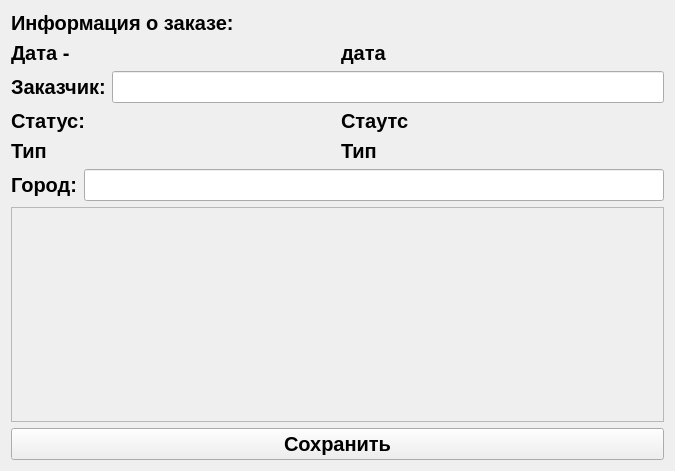
First picture: the form in ui/order_info/order_info.ui, repository c0ral0vii/buhgalter_app, before the edit.
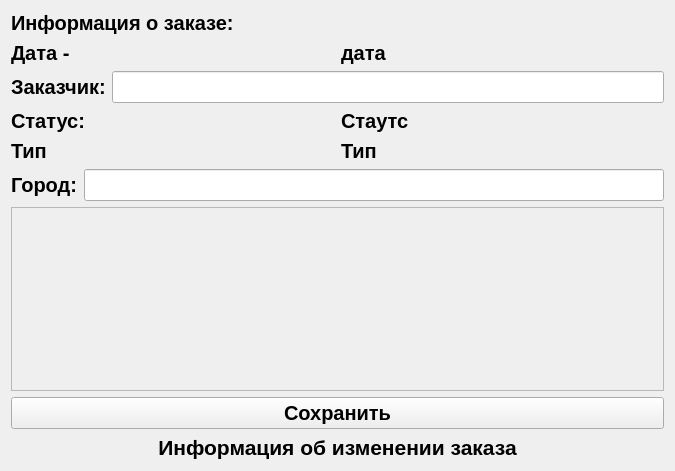
Second picture: the form after the edit.

What changed in the file:
```diff
--- a/ui/order_info/order_info.ui
+++ b/ui/order_info/order_info.ui
@@ -124,7 +124,7 @@
         <x>0</x>
         <y>0</y>
         <width>655</width>
-        <height>214</height>
+        <height>184</height>
        </rect>
       </property>
       <layout class="QVBoxLayout" name="verticalLayout_4">
@@ -142,6 +142,22 @@
      </property>
     </widget>
    </item>
+   <item>
+    <widget class="QLabel" name="status">
+     <property name="font">
+      <font>
+       <pointsize>16</pointsize>
+       <bold>true</bold>
+      </font>
+     </property>
+     <property name="text">
+      <string>Информация об изменении заказа</string>
+     </property>
+     <property name="alignment">
+      <set>Qt::AlignCenter</set>
+     </property>
+    </widget>
+   </item>
   </layout>
  </widget>
  <resources/>
```
